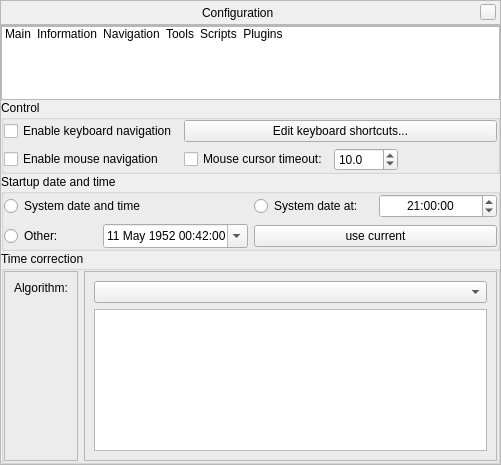
Above: src/gui/configurationDialog.ui from 519984307/stellarium_src before the change. Below: the same form after it.
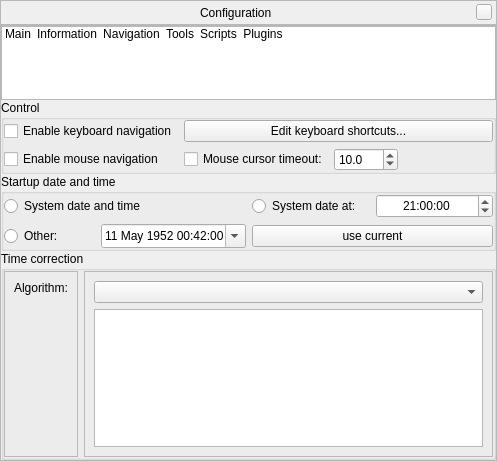
That is the form after the change. Icons and pictures are not drawn. Custom widgets are drawn as their Qt base class.

```diff
--- a/src/gui/configurationDialog.ui
+++ b/src/gui/configurationDialog.ui
@@ -6,8 +6,8 @@
    <rect>
     <x>0</x>
     <y>0</y>
-    <width>501</width>
-    <height>465</height>
+    <width>497</width>
+    <height>461</height>
    </rect>
   </property>
   <layout class="QVBoxLayout">
```
Left out of the diff: 2 changed lines with no effect on the pictures.
